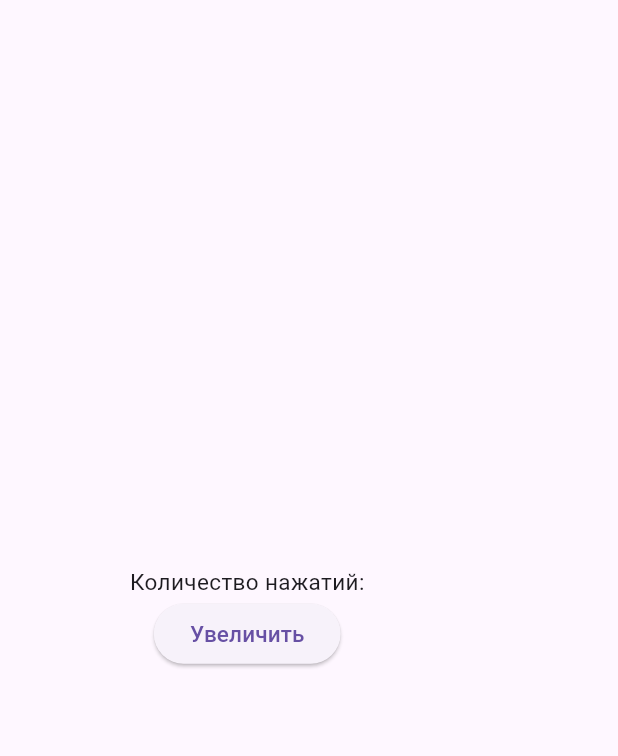
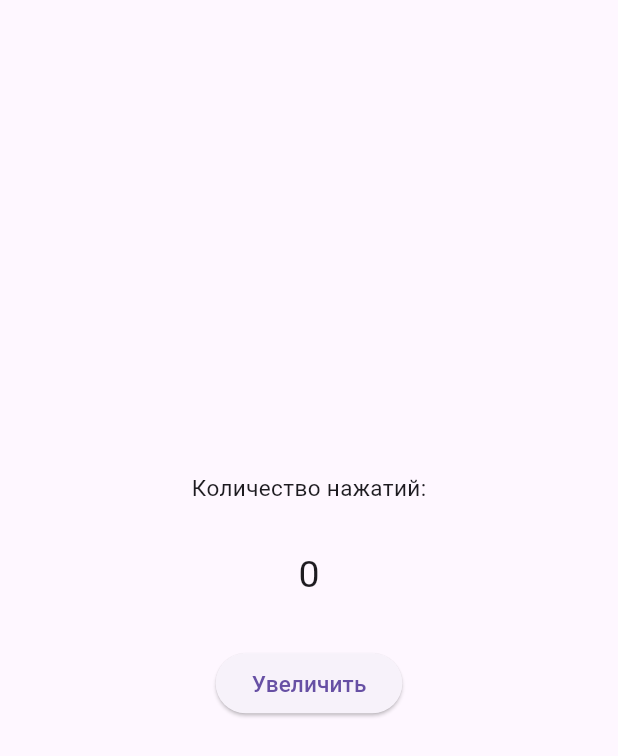
Before and after one commit to devabacus/counter, a Flutter app: the screen it shows after launch, on a phone screen of 412 x 824 dp. Shown: the top 756 px of the screen. Run offline on Flutter 3.47's test engine with Material 3 defaults, Android fonts, the phone set to English and light mode, and no system bars.

Commit message:
counter with stateful

```diff
--- a/lib/main.dart
+++ b/lib/main.dart
@@ -1,4 +1,5 @@
 import 'package:flutter/material.dart';
+import 'package:counter/extensions/context_extensions.dart';
 
 void main() {
   runApp(App());
@@ -13,26 +14,45 @@ class App extends StatelessWidget {
   }
 }
 
-class Home extends StatelessWidget {
+class Home extends StatefulWidget {
   const Home({super.key});
+
+  @override
+  State<Home> createState() => _HomeState();
+}
+
+class _HomeState extends State<Home> {
+  var counter = 0;
+
+  void _incrementer() {
+    setState(() {
+      counter++;
+    });
+  }
 
   @override
   Widget build(BuildContext context) {
     return Scaffold(
-      body: SizedBox(
-        width: MediaQuery.of(context).size.width*0.8,
+      body: Center(
+        child: SizedBox(
+          width: context.getWidthPerc(0.5),
+
           child: Column(
             mainAxisAlignment: MainAxisAlignment.center,
 
             children: [
-
               Text("Количество нажатий:", style: TextStyle(fontSize: 15)),
-
+              SizedBox(height: 30),
+              Text('$counter', style: TextStyle(fontSize: 25)),
+              SizedBox(height: 30),
               ElevatedButton(
-              onPressed: () {},
+                onPressed: _incrementer,
                 child: Text("Увеличить", style: TextStyle(fontSize: 15)),
               ),
+
+              SizedBox(height: 30),
             ],
+          ),
         ),
       ),
     );
```
Lines whose indentation alone changed are shown as unchanged.
